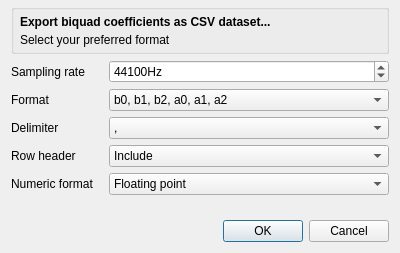
Before: the Qt Designer form src/widget/CsvExportDialog.ui in timschneeb/DDCToolbox, drawn with Qt 5.
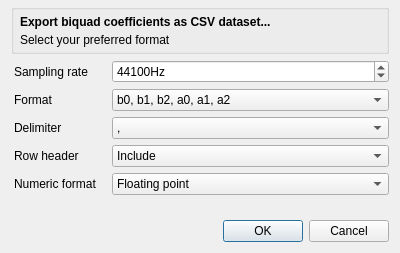
After: the same form once the commit is applied.

What changed in the file:
```diff
--- a/src/widget/CsvExportDialog.ui
+++ b/src/widget/CsvExportDialog.ui
@@ -85,6 +85,9 @@
      <property name="verticalSpacing">
       <number>6</number>
      </property>
+     <property name="leftMargin">
+      <number>3</number>
+     </property>
      <property name="topMargin">
       <number>0</number>
      </property>
```
